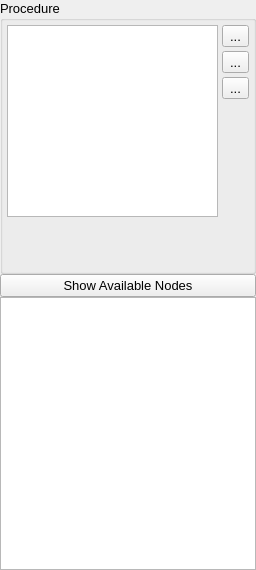
disorderedmaterials/dissolve, file src/gui/procedurewidget.ui: the form before one commit.
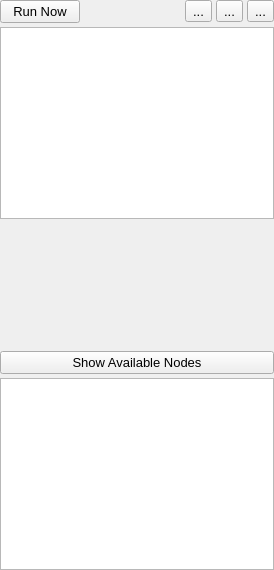
The form after the commit. Icons and pictures are not drawn.

Commit message: Adjust layout of ProcedureWidget, and add hidable button to execute procedure.

```diff
--- a/src/gui/procedurewidget.ui
+++ b/src/gui/procedurewidget.ui
@@ -6,7 +6,7 @@
    <rect>
     <x>0</x>
     <y>0</y>
-    <width>256</width>
+    <width>274</width>
     <height>570</height>
    </rect>
   </property>
@@ -18,72 +18,51 @@
   <property name="windowTitle">
    <string>Form</string>
   </property>
-  <layout class="QVBoxLayout" name="verticalLayout_3">
-   <property name="spacing">
-    <number>0</number>
-   </property>
-   <property name="leftMargin">
-    <number>0</number>
-   </property>
-   <property name="topMargin">
-    <number>0</number>
-   </property>
-   <property name="rightMargin">
-    <number>0</number>
-   </property>
-   <property name="bottomMargin">
-    <number>0</number>
-   </property>
-   <item>
-    <widget class="QGroupBox" name="ProcedureGroup">
-     <property name="title">
-      <string>Procedure</string>
-     </property>
-     <layout class="QVBoxLayout" name="verticalLayout_2">
-      <property name="spacing">
-       <number>4</number>
-      </property>
-      <property name="leftMargin">
-       <number>4</number>
-      </property>
-      <property name="topMargin">
-       <number>4</number>
-      </property>
-      <property name="rightMargin">
-       <number>4</number>
-      </property>
-      <property name="bottomMargin">
-       <number>4</number>
-      </property>
-      <item>
-       <layout class="QHBoxLayout" name="horizontalLayout">
-        <item>
-         <widget class="QTreeView" name="NodesTree">
-          <property name="sizePolicy">
-           <sizepolicy hsizetype="Expanding" vsizetype="Expanding">
-            <horstretch>0</horstretch>
-            <verstretch>0</verstretch>
-           </sizepolicy>
-          </property>
-          <property name="contextMenuPolicy">
-           <enum>Qt::CustomContextMenu</enum>
-          </property>
-          <property name="dragEnabled">
-           <bool>true</bool>
-          </property>
-          <property name="dragDropMode">
-           <enum>QAbstractItemView::DragDrop</enum>
-          </property>
-          <property name="defaultDropAction">
-           <enum>Qt::MoveAction</enum>
-          </property>
-         </widget>
-        </item>
-        <item>
          <layout class="QVBoxLayout" name="verticalLayout">
           <property name="spacing">
            <number>4</number>
           </property>
+   <property name="leftMargin">
+    <number>0</number>
+   </property>
+   <property name="topMargin">
+    <number>0</number>
+   </property>
+   <property name="rightMargin">
+    <number>0</number>
+   </property>
+   <property name="bottomMargin">
+    <number>0</number>
+   </property>
+   <item>
+    <layout class="QHBoxLayout" name="horizontalLayout">
+     <property name="spacing">
+      <number>4</number>
+     </property>
+     <item>
+      <widget class="QPushButton" name="RunNowButton">
+       <property name="text">
+        <string>Run Now</string>
+       </property>
+       <property name="icon">
+        <iconset resource="main.qrc">
+         <normaloff>:/general/icons/general_repeat.svg</normaloff>:/general/icons/general_repeat.svg</iconset>
+       </property>
+      </widget>
+     </item>
+     <item>
+      <spacer name="horizontalSpacer">
+       <property name="orientation">
+        <enum>Qt::Horizontal</enum>
+       </property>
+       <property name="sizeHint" stdset="0">
+        <size>
+         <width>40</width>
+         <height>20</height>
+        </size>
+       </property>
+      </spacer>
+     </item>
           <item>
            <widget class="QToolButton" name="ExpandAllButton">
             <property name="toolTip">
@@ -129,22 +108,29 @@
             </property>
            </widget>
           </item>
+    </layout>
+   </item>
           <item>
-           <spacer name="verticalSpacer">
-            <property name="orientation">
-             <enum>Qt::Vertical</enum>
-            </property>
-            <property name="sizeHint" stdset="0">
-             <size>
-              <width>20</width>
-              <height>40</height>
-             </size>
-            </property>
-           </spacer>
-          </item>
-         </layout>
-        </item>
-       </layout>
+    <widget class="QTreeView" name="NodesTree">
+     <property name="sizePolicy">
+      <sizepolicy hsizetype="Expanding" vsizetype="Expanding">
+       <horstretch>0</horstretch>
+       <verstretch>0</verstretch>
+      </sizepolicy>
+     </property>
+     <property name="contextMenuPolicy">
+      <enum>Qt::CustomContextMenu</enum>
+     </property>
+     <property name="dragEnabled">
+      <bool>true</bool>
+     </property>
+     <property name="dragDropMode">
+      <enum>QAbstractItemView::DragDrop</enum>
+     </property>
+     <property name="defaultDropAction">
+      <enum>Qt::MoveAction</enum>
+     </property>
+    </widget>
       </item>
       <item>
        <widget class="QStackedWidget" name="NodeControlsStack">
@@ -173,9 +159,6 @@
         </widget>
        </widget>
       </item>
-     </layout>
-    </widget>
-   </item>
    <item>
     <widget class="QPushButton" name="ShowAvailableNodesButton">
      <property name="toolTip">
@@ -210,6 +193,7 @@
      <property name="font">
       <font>
        <pointsize>10</pointsize>
+       <weight>75</weight>
        <bold>true</bold>
       </font>
      </property>
```
Lines whose indentation alone changed are shown as unchanged. The commit also changes 6 other files.
